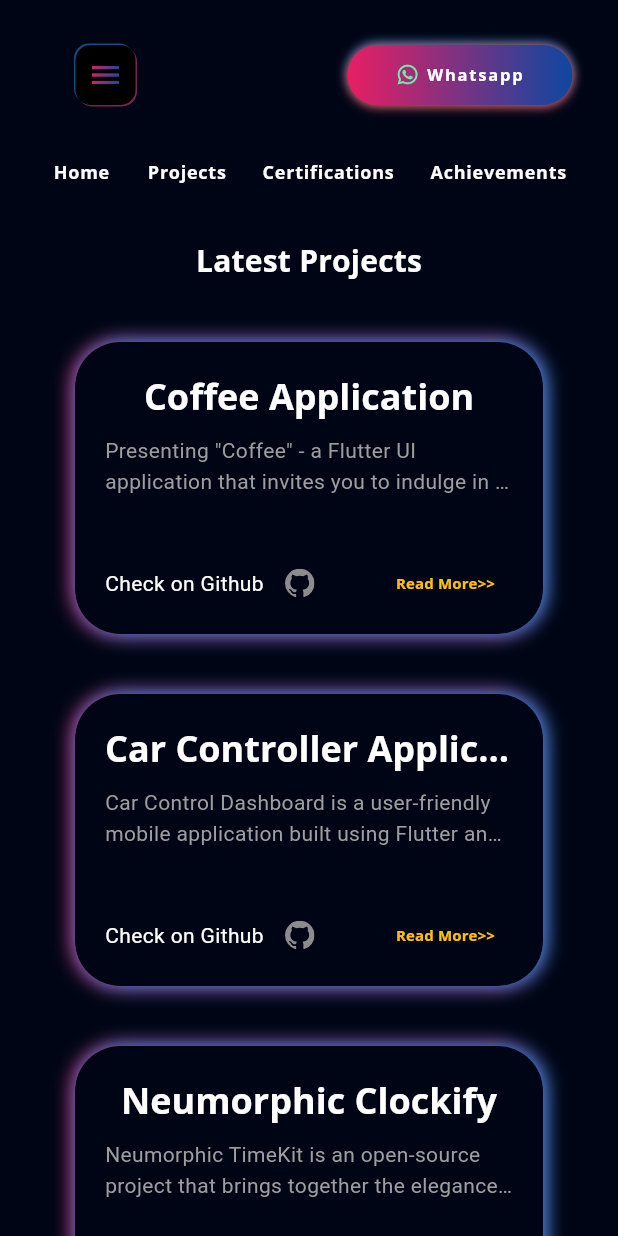
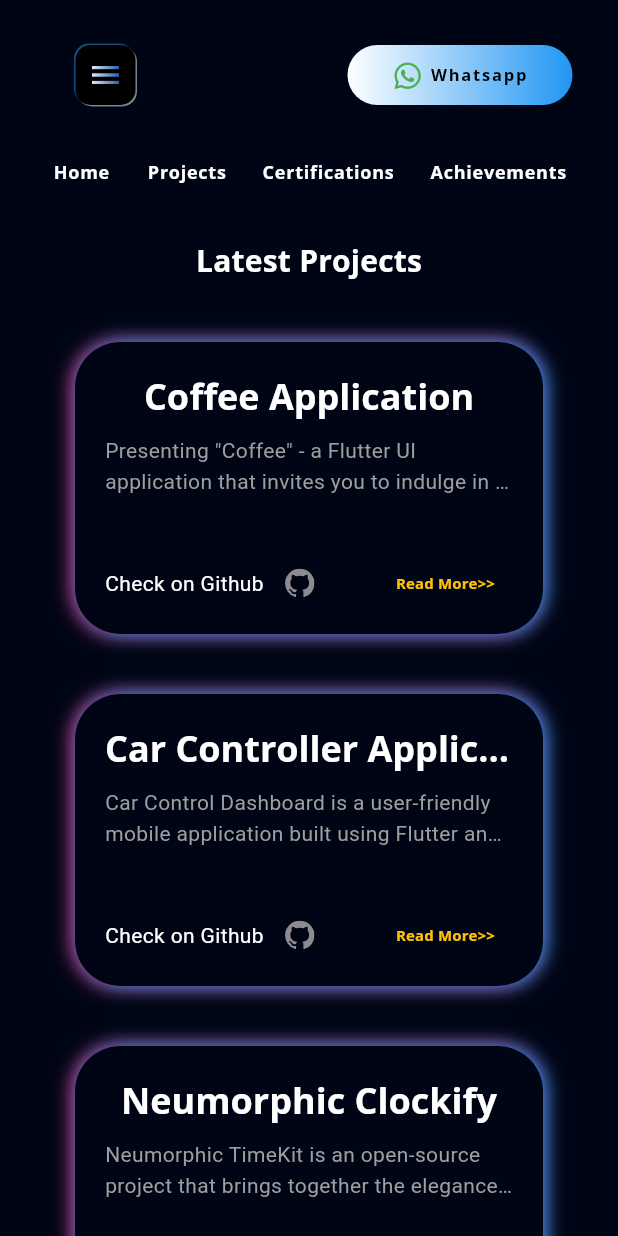
Before and after one commit to muhammedrameesrami/ramees_portfolio, a Flutter app: the screen it shows after launch, scrolled down 576 dp, after a tap on "Whatsapp", on a phone screen of 412 x 824 dp. Run offline on Flutter 3.47's test engine with Material 3 defaults, Android fonts, the phone set to English and light mode, and no system bars; our stand-ins replace firebase_core, flutter_svg, font_awesome_flutter, get, google_fonts, photo_view; accounts and stored records are empty.

Commit message:
clone start home section

```diff
--- a/lib/core/constants.dart
+++ b/lib/core/constants.dart
@@ -1,4 +1,4 @@
 class ProfileConstants {
-  static const name = "Shanul Hakeem";
-  static const profilePhoto = "Shanul Hakeem";
+  static const name = "Muhammed Ramees";
+  static const profilePhoto = "Ramees Rami";
 }
--- a/lib/main.dart
+++ b/lib/main.dart
@@ -9,13 +9,13 @@ Future<void> main() async {
   WidgetsFlutterBinding.ensureInitialized();
   await Firebase.initializeApp(
       options: const FirebaseOptions(
-          apiKey: "AIzaSyAfDhJAEtQRbDK8qTYsCytOsTXjXLLoaH4",
-          authDomain: "portfolio-9e6d8.firebaseapp.com",
-          projectId: "portfolio-9e6d8",
-          storageBucket: "portfolio-9e6d8.appspot.com",
-          messagingSenderId: "79109747806",
-          appId: "1:79109747806:web:4e0f8257b8b7384d2870cf",
-          measurementId: "G-GP97KD7CDW"));
+          apiKey: "AIzaSyAhLBH8HNRliRFpdabgeAc3PqsSVffT8KQ",
+          authDomain: "rameesportfolio.firebaseapp.com",
+          projectId: "rameesportfolio",
+          storageBucket: "rameesportfolio.appspot.com",
+          messagingSenderId: "938776413318",
+          appId: "1:938776413318:web:8fd9d0d6ba6e2cfa3afd07",
+          measurementId: "G-DBQC7EHFFV"));
   runApp(const MyApp());
 }
 
--- a/lib/view/intro/components/animated_texts_componenets.dart
+++ b/lib/view/intro/components/animated_texts_componenets.dart
@@ -37,7 +37,7 @@ class AnimatedImageContainerState extends State<AnimatedImageContainer>
       builder: (context, child) {
         final value = _controller.value;
         return Transform.translate(
-          offset: Offset(0, 2 * value), // Move the container up and down
+          offset: Offset(0, 3 * value), // Move the container up and down
           child: Container(
             height: widget.height!,
             width: widget.width!,
@@ -45,42 +45,35 @@ class AnimatedImageContainerState extends State<AnimatedImageContainer>
             decoration: BoxDecoration(
               borderRadius: BorderRadius.circular(30),
               gradient: const LinearGradient(colors: [
-                Colors.pinkAccent,
+                Colors.white,
                 Colors.blue,
               ]),
               boxShadow: const [
                 BoxShadow(
-                  color: Colors.pink,
+                  color: Colors.white,
                   offset: Offset(-2, 0),
-                  blurRadius: 20,
+                  blurRadius: 15,
                 ),
                 BoxShadow(
                   color: Colors.blue,
                   offset: Offset(2, 0),
-                  blurRadius: 20,
+                  blurRadius: 15,
                 ),
               ],
             ),
-            child: Container(
-              alignment: Alignment.center,
-              decoration: BoxDecoration(
-                color: Colors.black,
-                borderRadius: BorderRadius.circular(30),
-              ),
-              child: Image.asset(
-                'assets/images/image.png',
-                height: Responsive.isLargeMobile(context)
-                    ? MediaQuery.sizeOf(context).width * 0.2
-                    : Responsive.isTablet(context)
-                        ? MediaQuery.sizeOf(context).width * 0.14
-                        : 200,
-                width: Responsive.isLargeMobile(context)
-                    ? MediaQuery.sizeOf(context).width * 0.2
-                    : Responsive.isTablet(context)
-                        ? MediaQuery.sizeOf(context).width * 0.14
-                        : 200,
-                fit: BoxFit.cover,
-              ),
+            child: Image.asset(
+              'assets/images/ramees.png',
+              height: Responsive.isLargeMobile(context)
+                  ? MediaQuery.sizeOf(context).width * 0.3
+                  : Responsive.isTablet(context)
+                      ? MediaQuery.sizeOf(context).width * 0.1
+                      : 170,
+              width: Responsive.isLargeMobile(context)
+                  ? MediaQuery.sizeOf(context).width * 0.3
+                  : Responsive.isTablet(context)
+                      ? MediaQuery.sizeOf(context).width * 0.1
+                      : 80,
+              fit: BoxFit.contain,
             ),
           ),
         );
--- a/lib/view/intro/components/combine_subtitle.dart
+++ b/lib/view/intro/components/combine_subtitle.dart
@@ -32,7 +32,8 @@ class CombineSubtitleText extends StatelessWidget {
             : ShaderMask(
                 shaderCallback: (bounds) {
                   return const LinearGradient(colors: [
-                    Colors.pink,
+                    Colors.white,
+                    Colors.blue,
                     Colors.blue,
                   ]).createShader(bounds);
                 },
--- a/lib/view/intro/components/side_menu_button.dart
+++ b/lib/view/intro/components/side_menu_button.dart
@@ -24,7 +24,7 @@ class MenuButton extends StatelessWidget {
                     color: Colors.black,
                     boxShadow: [
                       BoxShadow(
-                          color: Colors.pinkAccent.withOpacity(.5),
+                          color: Colors.white.withOpacity(.5),
                           offset: const Offset(1, 1)),
                       BoxShadow(
                           color: Colors.blue.withOpacity(.5),
@@ -34,7 +34,7 @@ class MenuButton extends StatelessWidget {
                     child: ShaderMask(
                   shaderCallback: (bounds) {
                     return LinearGradient(
-                            colors: [Colors.pink, Colors.blue.shade900])
+                            colors: [Colors.white, Colors.blue.shade900])
                         .createShader(bounds);
                   },
                   child: Icon(
--- a/lib/view/intro/components/social_media_coloumn.dart
+++ b/lib/view/intro/components/social_media_coloumn.dart
@@ -12,16 +12,17 @@ class SocialMediaIconColumn extends StatelessWidget {
         SocialMediaIcon(
             icon: 'assets/icons/linkedin.svg',
             onTap: () => launchUrl(
-                Uri.parse('https://www.linkedin.com/in/hamad-anwar/'))),
+                Uri.parse('https://www.linkedin.com/in/mohammed-ramees1234/'))),
         SocialMediaIcon(
           icon: 'assets/icons/github.svg',
-          onTap: () => launchUrl(Uri.parse('https://github.com/Hamad-Anwar')),
+          onTap: () =>
+              launchUrl(Uri.parse('https://github.com/muhammedrameesrami')),
         ),
-        const SocialMediaIcon(
+        SocialMediaIcon(
           icon: 'assets/icons/dribble.svg',
+          onTap: () =>
+              launchUrl(Uri.parse('https://github.com/muhammedrameesrami')),
         ),
-        const SocialMediaIcon(icon: 'assets/icons/twitter.svg'),
-        const SocialMediaIcon(icon: 'assets/icons/linkedin.svg'),
       ],
     );
   }
--- a/lib/view/intro/components/social_media_list.dart
+++ b/lib/view/intro/components/social_media_list.dart
@@ -21,15 +21,15 @@ class SocialMediaIconList extends StatelessWidget {
                 quarterTurns: -3,
                 child: Text(
                   'Follow Me',
-                  style: Theme.of(context).textTheme.titleSmall!.copyWith(
+                  style: Theme.of(context).textTheme.titleMedium!.copyWith(
                         color: Colors.white,
-                        fontWeight: FontWeight.w500,
+                        fontWeight: FontWeight.w600,
                       ),
                 ),
               ),
               Container(
                 height: size.height * 0.06,
-                width: 3,
+                width: 5,
                 margin:
                     const EdgeInsets.symmetric(vertical: defaultPadding * 0.5),
                 decoration: BoxDecoration(
--- a/lib/view/intro/components/subtitle_text.dart
+++ b/lib/view/intro/components/subtitle_text.dart
@@ -19,8 +19,8 @@ class AnimatedSubtitleText extends StatelessWidget {
               color: Colors.white,
               fontWeight: FontWeight.w900,
               shadows: gradient? [
-                const Shadow(color: Colors.pink,offset: Offset(0, 2),blurRadius: 10),
-                const Shadow(color: Colors.pink,offset: Offset(0, -2),blurRadius: 10),
+                const Shadow(color: Colors.white,offset: Offset(0, 2),blurRadius: 10),
+                const Shadow(color: Colors.blueAccent,offset: Offset(0, -2),blurRadius: 10),
               ] :[] ,
               height: 0,
               fontSize: value),
--- a/lib/view/main/components/connect_button.dart
+++ b/lib/view/main/components/connect_button.dart
@@ -12,7 +12,7 @@ class ConnectButton extends StatelessWidget {
       padding: const EdgeInsets.symmetric(vertical: defaultPadding),
       child: InkWell(
         onTap: () {
-          launchUrl(Uri.parse('https://wa.me/03054200605'));
+          launchUrl(Uri.parse('https://wa.me/+919562724546'));
         },
         borderRadius: BorderRadius.circular(defaultPadding + 10),
         child: Container(
@@ -21,33 +21,24 @@ class ConnectButton extends StatelessWidget {
             decoration: BoxDecoration(
                 borderRadius: BorderRadius.circular(defaultPadding),
                 gradient: LinearGradient(colors: [
-                  Colors.pink,
-                  Colors.blue.shade900,
+                  Colors.white,
+                  Colors.blue,
                 ]),
-                boxShadow: const [
-                  BoxShadow(
-                      color: Colors.blue,
-                      offset: Offset(0, -1),
-                      blurRadius: defaultPadding / 4),
-                  BoxShadow(
-                      color: Colors.red,
-                      offset: Offset(0, 1),
-                      blurRadius: defaultPadding / 4),
-                ]),
+               ),
             child: Row(
               mainAxisAlignment: MainAxisAlignment.center,
               crossAxisAlignment: CrossAxisAlignment.center,
               children: [
                 const Icon(
                   FontAwesomeIcons.whatsapp,
-                  color: Colors.greenAccent,
-                  size: 15,
+                  color: Colors.green,
+                  size: 20,
                 ),
                 const SizedBox(width: defaultPadding / 4),
                 Text(
                   'Whatsapp',
                   style: Theme.of(context).textTheme.labelSmall!.copyWith(
-                      color: Colors.white,
+                      color: Colors.black,
                       letterSpacing: 1.2,
                       fontWeight: FontWeight.bold),
                 ),
--- a/lib/view/projects/components/title_text.dart
+++ b/lib/view/projects/components/title_text.dart
@@ -32,8 +32,9 @@ class TitleText extends StatelessWidget {
                       end: Alignment.centerRight,
                       begin: Alignment.centerLeft,
                       colors: [
-                        Colors.pink,
-                        Colors.cyanAccent,
+                        Colors.white,
+                        Colors.blueAccent,
+                        Colors.blue
                       ]).createShader(bounds);
                 },
                 child: Text(
```
Also changed, not shown: assets/icons/instagram.svg (added), assets/images/ramees.png (added).
